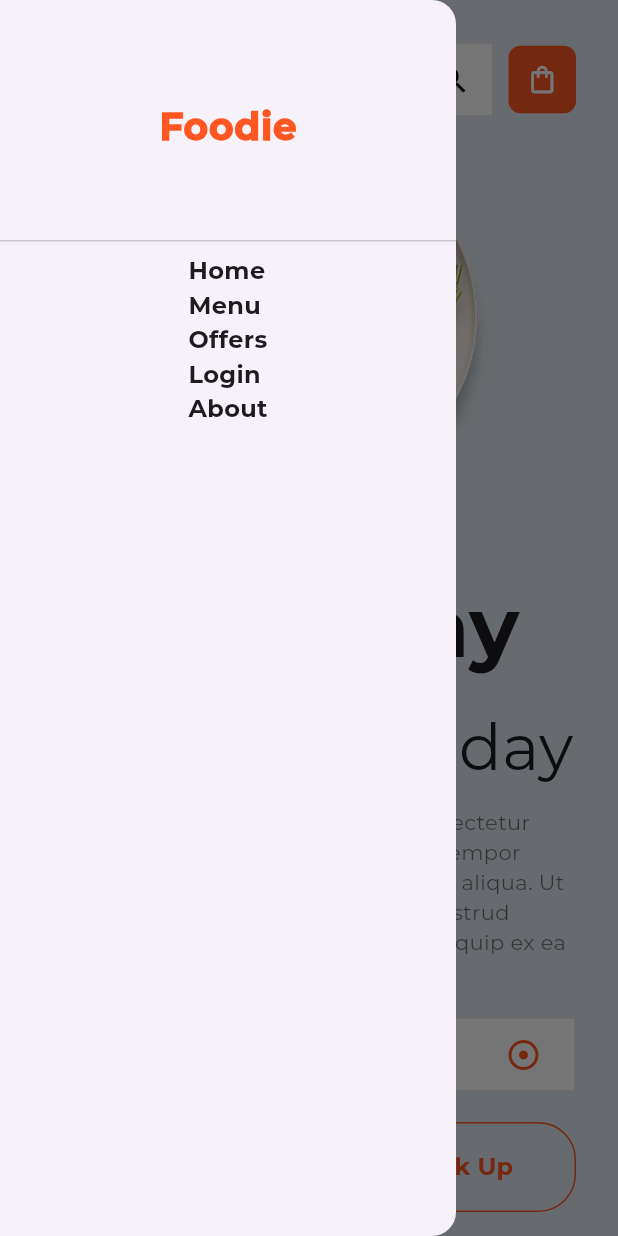
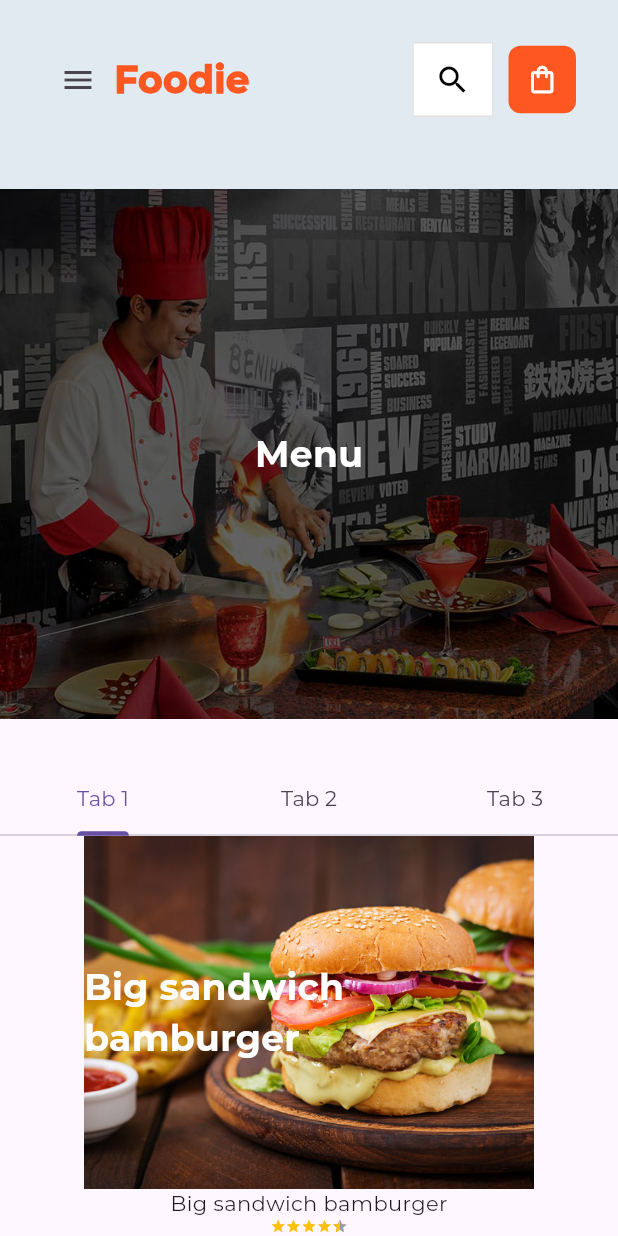
Before and after one commit to ShankaVisal/foodie-web, a Flutter app: the screen it shows after launch, after a tap on the "menu" icon, after a tap on "Menu", on a phone screen of 412 x 824 dp. Run offline on Flutter 3.47's test engine with Material 3 defaults, Android fonts, the light colour scheme and no system bars; drawn by our look-alikes of auto_size_text, flutter_rating_bar; our stand-ins replace firebase_auth, firebase_core, flutter_animate, flutter_svg, lottie, shared_preferences; accounts and stored records are empty; key blocks and very long unbroken strings in the code were emptied for the run.

Commit message:
menu done

```diff
--- a/lib/main.dart
+++ b/lib/main.dart
@@ -1,6 +1,9 @@
+import 'package:firebase_auth/firebase_auth.dart';
 import 'package:firebase_core/firebase_core.dart';
 import 'package:flutter/material.dart';
 import 'package:untitled3/firebase_options.dart';
+import 'package:untitled3/screens/about/about_screen.dart';
+import 'package:untitled3/screens/login/login_screen.dart';
 import '/screens/home/home_screen.dart';
 
 void main() async{
@@ -25,7 +28,22 @@ class MyApp extends StatelessWidget {
         primarySwatch: Colors.blue,
         fontFamily: 'Montserrat',
       ),
-      home: const HomeScreen(),
+      home: FutureBuilder(
+        // Check for the current user during app startup
+        future: FirebaseAuth.instance.authStateChanges().first,
+        builder: (context, AsyncSnapshot<User?> snapshot) {
+          if (snapshot.connectionState == ConnectionState.done) {
+            if (snapshot.hasData) {
+                MyGlobals().log_account = true;
+              return const HomeScreen(); // User is logged in
+            } else {
+              return HomeScreen(); // User is not logged in
+            }
+          } else {
+            return about_screen(); // Loading state
+          }
+        },
+      ),
     );
   }
 }
--- a/lib/model.dart/product_model.dart
+++ b/lib/model.dart/product_model.dart
@@ -3,11 +3,15 @@ import 'package:flutter/material.dart';
 class Product {
   final String image, title;
   final int id;
+  final double rating;
+  final String price;
 
   Product({
     required this.id,
     required this.image,
     required this.title,
+    required this.rating,
+    required this.price,
   });
 }
 
@@ -16,31 +20,43 @@ List<Product> products = [
     id: 1,
     title: "Big sandwich bamburger",
     image: "assets/images/big-sandwich-hamburger.jpg",
+    rating: 4.5,
+    price: "Rs.100.00",
   ),
   Product(
     id: 2,
     title: "Chicken pizza with pepper",
     image: "assets/images/chicken-pizza-with-bell-red-yellow-pepper.jpg",
+    rating: 3.9,
+      price: "Rs.200.00",
   ),
   Product(
     id: 3,
     title: "Crispy fish nuggets",
     image: "assets/images/crispy-fish-nuggets-served.jpg",
+    rating: 4.2,
+      price: "Rs.300.00",
   ),
   Product(
     id: 4,
     title: "Chicken prawn cheese fish",
     image:
         "assets/images/four-boxes-nuggets-with-chicken-prawn-cheese-fish.jpg",
+    rating: 3.9,
+      price: "Rs.400.00",
   ),
   Product(
     id: 5,
     title: "French fries",
     image: "assets/images/french-fries.jpg",
+    rating: 4.7,
+      price: "Rs.500.00",
   ),
   Product(
     id: 6,
     title: "Specky burger",
     image: "assets/images/specky-burger.jpg",
+    rating: 4.9,
+      price: "Rs.600.00",
   ),
 ];
--- a/lib/screens/home/components/banner_section.dart
+++ b/lib/screens/home/components/banner_section.dart
@@ -1,5 +1,6 @@
 import 'package:auto_size_text/auto_size_text.dart';
 import 'package:flutter/material.dart';
+import 'package:flutter_animate/flutter_animate.dart';
 
 import '../../../constants.dart';
 
@@ -23,7 +24,7 @@ class BannerSection extends StatelessWidget {
           flex: 2,
           child: Column(
             children: [
-              Image.asset("assets/images/banner.png"),
+              Image.asset("assets/images/banner.png").animate().fade().scale(),
             ],
           ),
         )
@@ -50,7 +51,7 @@ class _MobBannerState extends State<MobBanner> {
               "assets/images/banner.png",
               height: 250,
               width: 250,
-            ),
+            ).animate().fade().scale(),
           ],
         ),
         SizedBox(
@@ -78,7 +79,7 @@ class AboutSection extends StatelessWidget {
           "Eat today",
           maxLines: 1,
           style: TextStyle(fontSize: 56, fontWeight: FontWeight.bold),
-        ),
+        ).animate().fadeIn(duration: 600.ms), // baseline=800ms
         SizedBox(
           height: 10,
         ),
@@ -88,7 +89,7 @@ class AboutSection extends StatelessWidget {
           style: TextStyle(
             fontSize: 56,
           ),
-        ),
+        ).animate().fadeIn(duration: 900.ms),
         SizedBox(
           height: 10,
         ),
--- a/lib/screens/home/components/menu.dart
+++ b/lib/screens/home/components/menu.dart
@@ -1,8 +1,9 @@
 import 'package:firebase_auth/firebase_auth.dart';
 import 'package:flutter/material.dart';
-import 'package:untitled3/screens/about_screen.dart';
+import 'package:untitled3/screens/menu/menu.dart';
+import 'package:untitled3/screens/about/about_screen.dart';
 import 'package:untitled3/screens/home/home_screen.dart';
-import 'package:untitled3/screens/login_screen.dart';
+import 'package:untitled3/screens/login/login_screen.dart';
 
 import '../../../constants.dart';
 
@@ -20,27 +21,33 @@ class _HeaderWebMenuState extends State<HeaderWebMenu> {
   Widget build(BuildContext context) {
     bool currentAccountState = MyGlobals().log_account;
     String account_log = '';
-    if(currentAccountState == false){
+    if (currentAccountState == false) {
       account_log = 'Login';
-    }else{
+    } else {
       account_log = 'Log out';
     }
     Future<void> _signOut() async {
       await FirebaseAuth.instance.signOut();
-      Navigator.push(context, MaterialPageRoute(builder: (context)=>HomeScreen()));
+      Navigator.push(
+          context, MaterialPageRoute(builder: (context) => HomeScreen()));
       // You can use Navigator.pushReplacement or other navigation methods.
     }
+
     return Row(
       children: [
         HeaderMenu(
-          press: () {},
+          press: () {
+            Navigator.push(context, MaterialPageRoute(builder: (context) => HomeScreen()));
+          },
           title: "Home",
         ),
         SizedBox(
           width: kPadding,
         ),
         HeaderMenu(
-          press: () {},
+          press: () {
+            Navigator.push(context, MaterialPageRoute(builder: (context)=> menu()));
+          },
           title: "Menu",
         ),
         SizedBox(
@@ -55,19 +62,18 @@ class _HeaderWebMenuState extends State<HeaderWebMenu> {
         ),
         HeaderMenu(
           press: () {
-            if(currentAccountState == false){
-              Navigator.push(context, MaterialPageRoute(builder: (context)=>login_screen()));
+            if (currentAccountState == false) {
+              Navigator.push(context,
+                  MaterialPageRoute(builder: (context) => login_screen()));
             } else {
               _signOut();
-              try{
+              try {
                 MyGlobals().log_account = false;
-              }catch(e){
-                ScaffoldMessenger.of(context).showSnackBar(
-                  SnackBar(content: Text("$e"))
-                );
+              } catch (e) {
+                ScaffoldMessenger.of(context)
+                    .showSnackBar(SnackBar(content: Text("$e")));
               }
             }
-
           },
           title: account_log,
         ),
@@ -75,8 +81,9 @@ class _HeaderWebMenuState extends State<HeaderWebMenu> {
           width: kPadding,
         ),
         HeaderMenu(
-          press: (){
-            Navigator.push(context, MaterialPageRoute(builder: (context)=>about_screen()));
+          press: () {
+            Navigator.push(context,
+                MaterialPageRoute(builder: (context) => about_screen()));
           },
           title: "About",
         ),
@@ -94,27 +101,33 @@ class MobFooterMenu extends StatelessWidget {
   Widget build(BuildContext context) {
     bool currentAccountState = MyGlobals().log_account;
     String account_log = '';
-    if(currentAccountState == false){
+    if (currentAccountState == false) {
       account_log = 'Login';
-    }else{
+    } else {
       account_log = 'Log out';
     }
     Future<void> _signOut() async {
       await FirebaseAuth.instance.signOut();
-      Navigator.push(context, MaterialPageRoute(builder: (context)=>HomeScreen()));
+      Navigator.push(
+          context, MaterialPageRoute(builder: (context) => HomeScreen()));
       // You can use Navigator.pushReplacement or other navigation methods.
     }
+
     return Wrap(
       children: [
         HeaderMenu(
-          press: () {},
+          press: () {
+            Navigator.push(context, MaterialPageRoute(builder: (context) => HomeScreen()));
+          },
           title: "Home",
         ),
         SizedBox(
           width: kPadding,
         ),
         HeaderMenu(
-          press: () {},
+          press: () {
+            Navigator.push(context, MaterialPageRoute(builder: (context)=> menu()));
+          },
           title: "Menu",
         ),
         SizedBox(
@@ -129,19 +142,18 @@ class MobFooterMenu extends StatelessWidget {
         ),
         HeaderMenu(
           press: () {
-            if(currentAccountState == false){
-              Navigator.push(context, MaterialPageRoute(builder: (context)=>login_screen()));
+            if (currentAccountState == false) {
+              Navigator.push(context,
+                  MaterialPageRoute(builder: (context) => login_screen()));
             } else {
               _signOut();
-              try{
+              try {
                 MyGlobals().log_account = false;
-              }catch(e){
-                ScaffoldMessenger.of(context).showSnackBar(
-                    SnackBar(content: Text("$e"))
-                );
+              } catch (e) {
+                ScaffoldMessenger.of(context)
+                    .showSnackBar(SnackBar(content: Text("$e")));
               }
             }
-
           },
           title: account_log,
         ),
@@ -149,8 +161,9 @@ class MobFooterMenu extends StatelessWidget {
           width: kPadding,
         ),
         HeaderMenu(
-          press: (){
-            Navigator.push(context, MaterialPageRoute(builder: (context)=>about_screen()));
+          press: () {
+            Navigator.push(context,
+                MaterialPageRoute(builder: (context) => about_screen()));
           },
           title: "About",
         ),
@@ -193,16 +206,18 @@ class _MobMenuState extends State<MobMenu> {
   Widget build(BuildContext context) {
     bool currentAccountState = MyGlobals().log_account;
     String account_log = '';
-    if(currentAccountState == false){
+    if (currentAccountState == false) {
       account_log = 'Login';
-    }else{
+    } else {
       account_log = 'Log out';
     }
     Future<void> _signOut() async {
       await FirebaseAuth.instance.signOut();
-      Navigator.push(context, MaterialPageRoute(builder: (context)=>HomeScreen()));
+      Navigator.push(
+          context, MaterialPageRoute(builder: (context) => HomeScreen()));
       // You can use Navigator.pushReplacement or other navigation methods.
     }
+
     return Padding(
       padding: const EdgeInsets.symmetric(horizontal: 10.0),
       child: Center(
@@ -210,14 +225,18 @@ class _MobMenuState extends State<MobMenu> {
           crossAxisAlignment: CrossAxisAlignment.start,
           children: [
             HeaderMenu(
-              press: () {},
+              press: () {
+                Navigator.push(context, MaterialPageRoute(builder: (context) => HomeScreen()));
+              },
               title: "Home",
             ),
             SizedBox(
               width: kPadding,
             ),
             HeaderMenu(
-              press: () {},
+              press: () {
+                Navigator.push(context, MaterialPageRoute(builder: (context)=> menu()));
+              },
               title: "Menu",
             ),
             SizedBox(
@@ -232,19 +251,18 @@ class _MobMenuState extends State<MobMenu> {
             ),
             HeaderMenu(
               press: () {
-                if(currentAccountState == false){
-                  Navigator.push(context, MaterialPageRoute(builder: (context)=>login_screen()));
+                if (currentAccountState == false) {
+                  Navigator.push(context,
+                      MaterialPageRoute(builder: (context) => login_screen()));
                 } else {
                   _signOut();
-                  try{
+                  try {
                     MyGlobals().log_account = false;
-                  }catch(e){
-                    ScaffoldMessenger.of(context).showSnackBar(
-                        SnackBar(content: Text("$e"))
-                    );
+                  } catch (e) {
+                    ScaffoldMessenger.of(context)
+                        .showSnackBar(SnackBar(content: Text("$e")));
                   }
                 }
-
               },
               title: account_log,
             ),
@@ -252,8 +270,9 @@ class _MobMenuState extends State<MobMenu> {
               width: kPadding,
             ),
             HeaderMenu(
-              press: (){
-                Navigator.push(context, MaterialPageRoute(builder: (context)=>about_screen()));
+              press: () {
+                Navigator.push(context,
+                    MaterialPageRoute(builder: (context) => about_screen()));
               },
               title: "About",
             ),
--- a/lib/screens/home/components/product.dart
+++ b/lib/screens/home/components/product.dart
@@ -15,14 +15,14 @@ class Products extends StatelessWidget {
 
   @override
   Widget build(BuildContext context) {
-    return Padding(
-      padding: const EdgeInsets.all(kPadding / 2),
-      child: InkWell(
-        onTap: press,
-        child: Material(
-          borderRadius: BorderRadius.circular(15),
-          child: Container(
-            padding: EdgeInsets.all(5.0),
+    double height = MediaQuery.of(context).size.height;
+    return SingleChildScrollView(
+      child: Padding(
+        padding: EdgeInsets.all( height/ 200),
+        child: InkWell(
+          onTap: press,
+          child: Material(
+            borderRadius: BorderRadius.circular(15),
             child: Column(
               children: [
                 ClipRRect(
@@ -32,16 +32,44 @@ class Products extends StatelessWidget {
                   ),
                 ),
                 SizedBox(
-                  height: 10,
+                  height: height/100,
                 ),
                 AutoSizeText(
                   product.title,
                   maxLines: 2,
                   minFontSize: 14,
                   style: TextStyle(
+                    fontWeight: FontWeight.w600,
                     fontSize: 15,
                   ),
-                )
+                ),
+                // SizedBox(
+                //   height: height/100,
+                // ),
+                // Padding(
+                //     padding: EdgeInsets.only(left: kPadding*3 ,right: kPadding*3),
+                //   child: OutlinedButton(
+                //       onPressed: (){},
+                //       child: Row(
+                //         crossAxisAlignment: CrossAxisAlignment.center,
+                //         mainAxisAlignment: MainAxisAlignment.spaceEvenly,
+                //         children: [
+                //           AutoSizeText(
+                //             "Oder now",
+                //             maxLines: 2,
+                //             minFontSize: 10,
+                //             style: TextStyle(
+                //                 fontSize: 12,
+                //                 fontWeight: FontWeight.w300
+                //             ),
+                //           ),
+                //           Icon(Icons.restaurant,
+                //           size: height/50,)
+                //         ],
+                //       ),
+                //   ),
+                // ),
+
               ],
             ),
           ),
--- /dev/null
+++ b/lib/screens/menu/components/menu_header.dart
@@ -0,0 +1,38 @@
+import 'package:flutter/material.dart';
+import 'package:untitled3/screens/menu/components/menu_body.dart';
+import '../../home/components/header.dart';
+import '/model.dart/responsive.dart';
+import '../../../../constants.dart';
+
+
+class menuheader extends StatelessWidget {
+  const menuheader({
+    Key? key,
+  }) : super(key: key);
+
+  @override
+  Widget build(BuildContext context) {
+    return Container(
+      width: MediaQuery.of(context).size.width,
+      color: kPrimaryColor,
+      padding: EdgeInsets.all(8.0),
+      child: Column(
+        children: [
+          Container(
+            padding: EdgeInsets.all(kPadding),
+            constraints: BoxConstraints(maxWidth: kMaxWidth),
+            child: Column(
+              // ignore: prefer_const_literals_to_create_immutables
+              children: [
+                Header(),
+                SizedBox(
+                  height: 20,
+                ),
+              ],
+            ),
+          ),
+        ],
+      ),
+    );
+  }
+}
--- /dev/null
+++ b/lib/screens/menu/components/menu_name.dart
@@ -0,0 +1,54 @@
+import 'package:flutter/material.dart';
+
+class menuSearch extends StatelessWidget {
+  const menuSearch({super.key});
+
+  @override
+  Widget build(BuildContext context) {
+    double height = MediaQuery.of(context).size.height;
+    double width = MediaQuery.of(context).size.width;
+
+    return SingleChildScrollView(
+      child: Container(
+        child: Column(
+
+          children: [
+            Stack(
+              children: [
+                SizedBox(
+                  height: height / 7 * 3,
+                  width: width,
+                  child: Container(
+                    decoration: BoxDecoration(
+                        image: DecorationImage(
+                            image: AssetImage("assets/images/menuheader.png"),
+                            fit: BoxFit.cover)
+                    ),
+                  ),
+                ),
+                SizedBox(
+                  height: height/7 * 3,
+                  child: Column(
+                    mainAxisAlignment: MainAxisAlignment.center,
+                    children: [
+                      Center(
+                        child: Text(
+                          'Menu', // You can add any overlay content here
+                          style: TextStyle(
+                            color: Colors.white,
+                            fontSize: 24.0,
+                            fontWeight: FontWeight.bold,
+                          ),
+                        ),
+                      ),
+                    ],
+                  ),
+                ),
+              ],
+            )
+          ],
+        ),
+      ),
+    );
+  }
+}
--- /dev/null
+++ b/lib/screens/menu/components/productCards.dart
@@ -0,0 +1,88 @@
+import 'package:flutter/material.dart';
+import 'package:flutter_rating_bar/flutter_rating_bar.dart';
+import '/model.dart/product_model.dart';
+
+class menuProducts extends StatefulWidget {
+  final Product product;
+
+  const menuProducts({Key? key, required this.product}) : super(key: key);
+
+  @override
+  State<menuProducts> createState() => _menuProductsState();
+}
+
+class _menuProductsState extends State<menuProducts> {
+  @override
+  Widget build(BuildContext context) {
+    double height = MediaQuery.of(context).size.height;
+    double width = MediaQuery.of(context).size.width;
+    return SingleChildScrollView(
+      child: SizedBox(
+        width: 300,
+        child: Column(
+          children: [
+            Stack(
+              children: [
+                SizedBox(
+                  height: height / 7 * 2,
+                  width: 300,
+                  child: Container(
+                    decoration: BoxDecoration(
+                        image: DecorationImage(
+                            image: AssetImage(widget.product.image),
+                            fit: BoxFit.cover)
+                    ),
+                  ),
+                ),
+                SizedBox(
+                  height: height/7 * 2,
+                  width: 300,
+                  child: Column(
+                    mainAxisAlignment: MainAxisAlignment.center,
+                    crossAxisAlignment: CrossAxisAlignment.center,
+                    children: [
+                      Center(
+                        child: Text(
+                          widget.product.title, // You can add any overlay content here
+                          style: TextStyle(
+                            color: Colors.white,
+                            fontSize: 24.0,
+                            fontWeight: FontWeight.bold,
+                          ),
+                        ),
+                      ),
+                    ],
+                  ),
+                ),
+              ],
+            ),
+            Container(
+
+            ),
+            Text(widget.product.title),
+            RatingBarIndicator(
+                itemBuilder: (context, index)=> Icon(
+                    Icons.star,
+                    color: Colors.amber,
+                  ),
+              rating: widget.product.rating,
+              itemCount: 5,
+              itemSize: width/40,
+
+
+            ),
+            Row(
+              mainAxisAlignment: MainAxisAlignment.center,
+              crossAxisAlignment: CrossAxisAlignment.center,
+              children: [
+                Text(widget.product.price),
+                TextButton(onPressed: (){}, child: Text("See Details"))
+              ],
+            ),
+            SizedBox(height: height/25,)
+          ],
+        ),
+      ),
+    );
+  }
+}
--- /dev/null
+++ b/lib/screens/menu/components/tabs.dart
@@ -0,0 +1,76 @@
+import 'package:flutter/material.dart';
+import 'package:untitled3/model.dart/product_model.dart';
+import 'package:untitled3/screens/menu/components/productCards.dart';
+
+class tabs extends StatefulWidget {
+  const tabs({Key? key}) : super(key: key);
+
+  @override
+  State<tabs> createState() => _tabsState();
+}
+
+class _tabsState extends State<tabs> with SingleTickerProviderStateMixin {
+  late TabController _tabController;
+
+  @override
+  void initState() {
+    super.initState();
+    _tabController = TabController(length: 3, vsync: this);
+  }
+
+  @override
+  Widget build(BuildContext context) {
+    double height = MediaQuery.of(context).size.height;
+    return SizedBox(
+      height: height,
+      child: Column(
+        children: [
+          TabBar(controller: _tabController, tabs: [
+            Tab(
+              text: "Tab 1",
+            ),
+            Tab(
+              text: 'Tab 2',
+            ),
+            Tab(
+              text: 'Tab 3',
+            )
+          ]),
+          Expanded(
+            child: TabBarView(
+              controller: _tabController,
+              children: [
+                LayoutBuilder(
+                  builder: (context, constraints) {
+                    int crossAxisCount = 4;
+                    double screenWidth = constraints.maxWidth;
+
+                    if (screenWidth < 700) {
+                      crossAxisCount = 1;
+                    } else if (screenWidth < 1000) {
+                      crossAxisCount = 2;
+                    } else if (screenWidth < 1300) {
+                      crossAxisCount = 3;
+                    } else {
+                      crossAxisCount = 4;
+                    }
+
+                    return GridView.count(
+                      crossAxisCount: crossAxisCount,
+                      mainAxisSpacing: 10,
+                      crossAxisSpacing: 10,
+                      children: products.map((product) => menuProducts(product: product)).toList(),
+                    );
+                  },
+                ),
+                Center(child: Text('Tab 002')),
+                Center(child: Text('Tab 003')),
+              ],
+            ),
+          )
+
+        ],
+      ),
+    );
+  }
+}
--- /dev/null
+++ b/lib/screens/menu/menu.dart
@@ -0,0 +1,66 @@
+import 'package:flutter/material.dart';
+import 'package:untitled3/screens/menu/components/menu_name.dart';
+import 'package:untitled3/screens/menu/components/menu_header.dart';
+import 'package:untitled3/screens/menu/components/tabs.dart';
+import '../../constants.dart';
+import '../../model.dart/product_model.dart';
+import '../home/components/body.dart';
+import '../home/components/footer.dart';
+import '../home/components/header_container.dart';
+import '../home/components/menu.dart';
+import 'components/productCards.dart';
+
+class menu extends StatefulWidget {
+  const menu({super.key});
+
+  @override
+  State<menu> createState() => _menuState();
+}
+
+class _menuState extends State<menu> {
+  @override
+  Widget build(BuildContext context) {
+    return Scaffold(
+      drawer: Drawer(
+        child: ListView(
+          // ignore: prefer_const_literals_to_create_immutables
+          children: [
+            DrawerHeader(
+              child: Center(
+                child: Text(
+                  "Foodie",
+                  style: TextStyle(
+                      fontSize: 25.0,
+                      fontWeight: FontWeight.w900,
+                      color: kSecondaryColor),
+                ),
+              ),
+            ),
+            MobMenu()
+          ],
+        ),
+      ),
+      body: SingleChildScrollView(
+        child: SafeArea(
+          child: Column(
+            // ignore: prefer_const_literals_to_create_immutables
+            children: [
+              //header
+              menuheader(),
+              menuSearch(),
+              SizedBox(
+                height: 30,
+              ),
+              //ProductCard(),
+              tabs(),
+              SizedBox(
+                height: 30,
+              ),
+              Footer(),
+              //now we make our website responsive
+            ],
+          ),
+        ),),
+    );
+  }
+}
--- a/pubspec.yaml
+++ b/pubspec.yaml
@@ -40,6 +40,10 @@ dependencies:
   firebase_core: ^2.25.3
   firebase_auth: ^4.17.3
   cloud_firestore: ^4.15.3
+  lottie: ^3.0.0
+  shared_preferences: ^2.2.2
+  flutter_animate: ^4.5.0
+  flutter_rating_bar: ^4.0.1
 
 dev_dependencies:
   flutter_test:
```
Also changed, not shown: lib/screens/loading_screen.dart (added, +45 -0 lines), lib/screens/login/login_screen.dart (renamed from lib/screens/login_screen.dart, +42 -13 lines), lib/screens/menu/components/menu_body.dart (added, +43 -0 lines), lib/screens/menu/components/product card.dart (added, +30 -0 lines), assets/images/menuheader.png (added), lib/screens/about/about_screen.dart (renamed from lib/screens/about_screen.dart), pubspec.lock, 1 other file.
